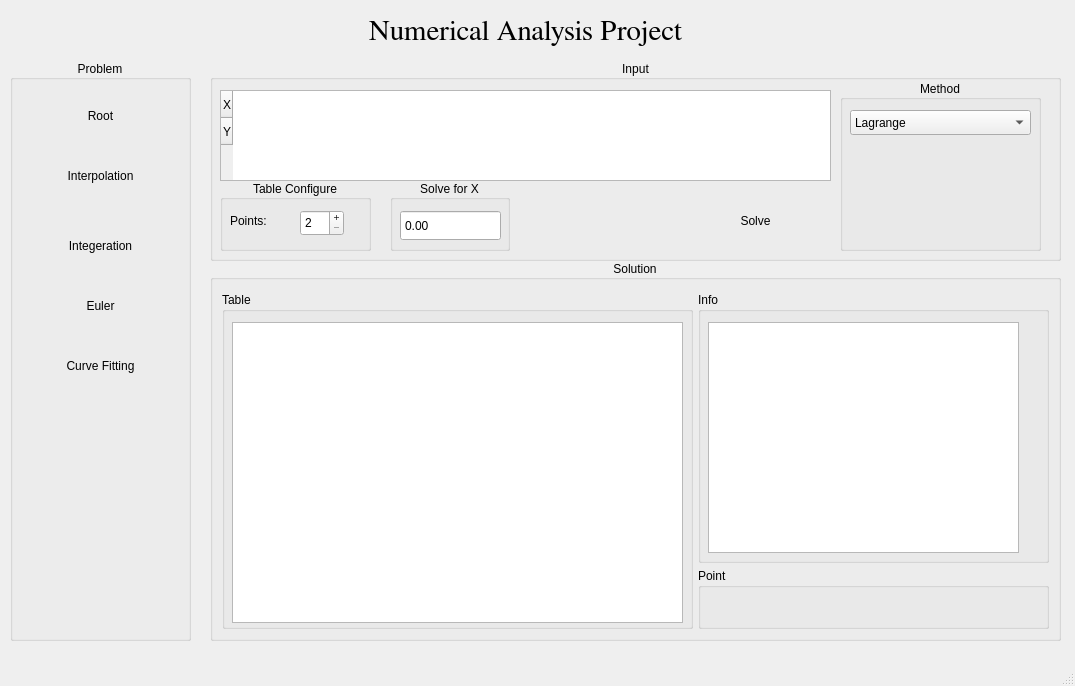
Above: mainwindow.ui from ZiadMD/Numerical-Analysis-project before the change. Below: the same form after it.
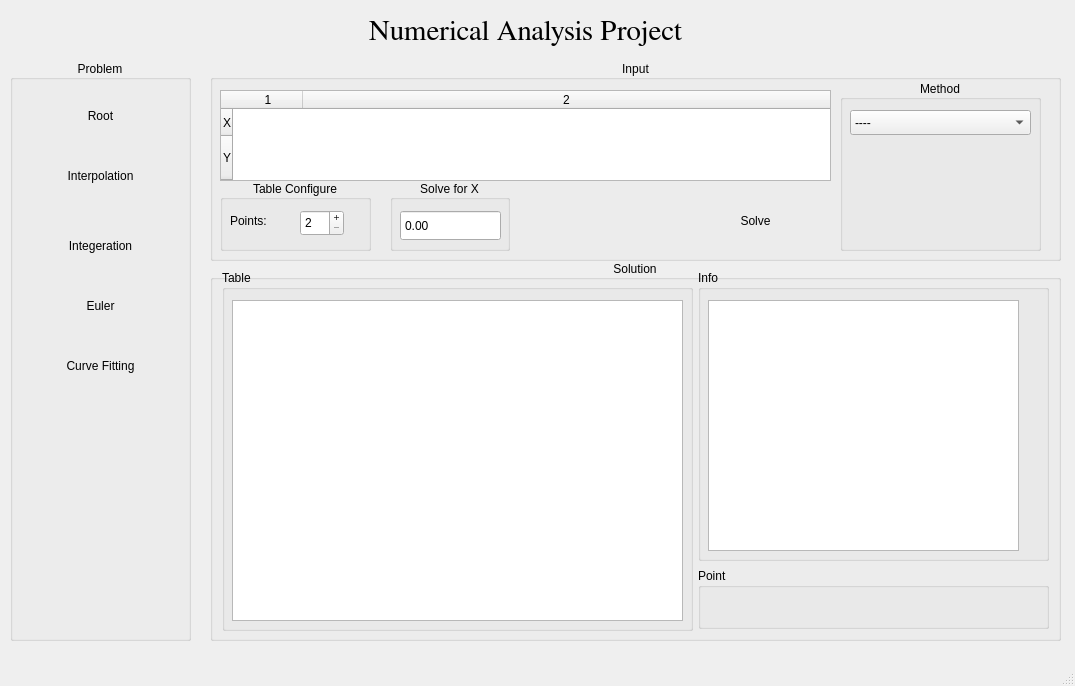
That is the form after the change. Icons and pictures are not drawn.

```diff
--- a/mainwindow.ui
+++ b/mainwindow.ui
@@ -341,7 +341,7 @@
         <number>2</number>
        </property>
        <property name="columnCount">
-        <number>0</number>
+        <number>2</number>
        </property>
        <attribute name="horizontalHeaderVisible">
         <bool>true</bool>
@@ -355,6 +355,9 @@
        <attribute name="horizontalHeaderHighlightSections">
         <bool>true</bool>
        </attribute>
+       <attribute name="horizontalHeaderStretchLastSection">
+        <bool>true</bool>
+       </attribute>
        <attribute name="verticalHeaderCascadingSectionResizes">
         <bool>true</bool>
        </attribute>
@@ -364,6 +367,9 @@
        <attribute name="verticalHeaderDefaultSectionSize">
         <number>27</number>
        </attribute>
+       <attribute name="verticalHeaderStretchLastSection">
+        <bool>true</bool>
+       </attribute>
        <row>
         <property name="text">
          <string>X</string>
@@ -374,6 +380,8 @@
          <string>Y</string>
         </property>
        </row>
+       <column/>
+       <column/>
       </widget>
       <widget class="QGroupBox" name="TableConfGroup">
        <property name="geometry">
@@ -453,6 +461,11 @@
         <property name="autoFillBackground">
          <bool>false</bool>
         </property>
+        <item>
+         <property name="text">
+          <string>----</string>
+         </property>
+        </item>
         <item>
          <property name="text">
           <string>Lagrange</string>
@@ -541,9 +554,9 @@
        <property name="geometry">
         <rect>
          <x>12</x>
-         <y>32</y>
+         <y>10</y>
          <width>471</width>
-         <height>337</height>
+         <height>361</height>
         </rect>
        </property>
        <property name="title">
@@ -555,18 +568,27 @@
           <x>10</x>
           <y>30</y>
           <width>451</width>
-          <height>301</height>
+          <height>321</height>
          </rect>
         </property>
+        <property name="sizeAdjustPolicy">
+         <enum>QAbstractScrollArea::SizeAdjustPolicy::AdjustToContents</enum>
+        </property>
+        <attribute name="horizontalHeaderCascadingSectionResizes">
+         <bool>false</bool>
+        </attribute>
+        <attribute name="verticalHeaderVisible">
+         <bool>false</bool>
+        </attribute>
        </widget>
       </widget>
       <widget class="QGroupBox" name="Info">
        <property name="geometry">
         <rect>
          <x>488</x>
-         <y>32</y>
+         <y>10</y>
          <width>351</width>
-         <height>271</height>
+         <height>291</height>
         </rect>
        </property>
        <property name="title">
@@ -578,7 +600,7 @@
           <x>10</x>
           <y>30</y>
           <width>311</width>
-          <height>231</height>
+          <height>251</height>
          </rect>
         </property>
        </widget>
```
Left out of the diff: 2 changed lines with no effect on the pictures.
